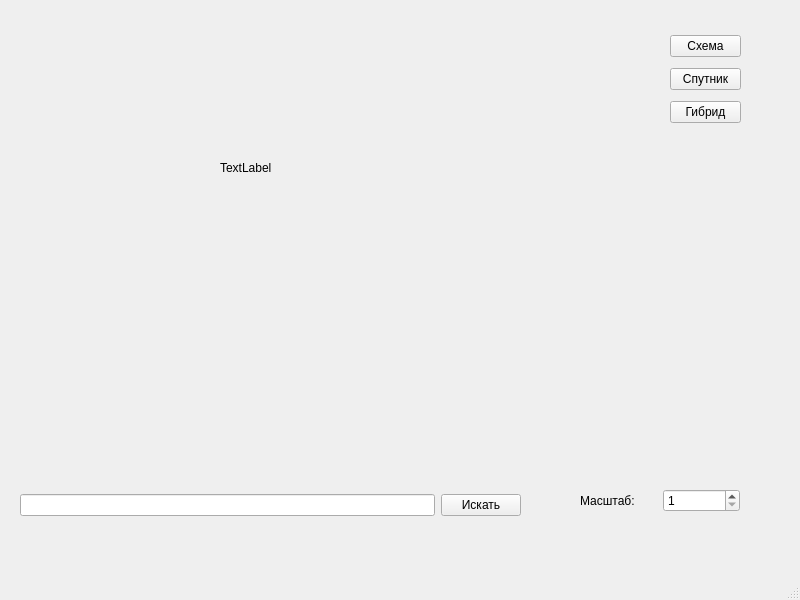
Qt form UI1.ui (n-smola-n/MegaUltraProject) before a commit.
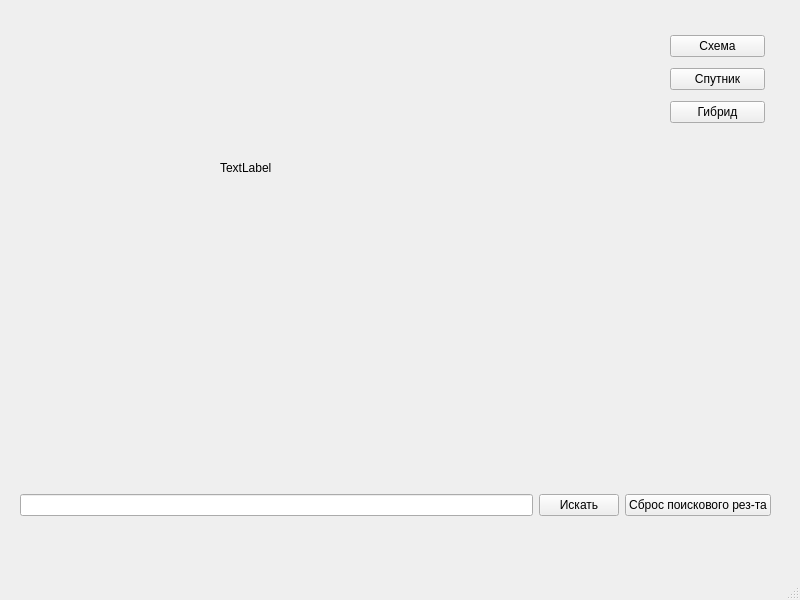
The same form after that commit.

Commit message: Метки

Diff of the .ui file:
```diff
--- a/UI1.ui
+++ b/UI1.ui
@@ -32,7 +32,7 @@
      <rect>
       <x>670</x>
       <y>30</y>
-      <width>71</width>
+      <width>95</width>
       <height>101</height>
      </rect>
     </property>
@@ -65,7 +65,7 @@
      <rect>
       <x>20</x>
       <y>480</y>
-      <width>501</width>
+      <width>751</width>
       <height>51</height>
      </rect>
     </property>
@@ -80,32 +80,10 @@
        </property>
       </widget>
      </item>
-    </layout>
-   </widget>
-   <widget class="QWidget" name="horizontalLayoutWidget_2">
-    <property name="geometry">
-     <rect>
-      <x>580</x>
-      <y>480</y>
-      <width>160</width>
-      <height>41</height>
-     </rect>
-    </property>
-    <layout class="QHBoxLayout" name="horizontalLayout_2">
      <item>
-      <widget class="QLabel" name="label">
+      <widget class="QPushButton" name="shema_2">
        <property name="text">
-        <string>Масштаб:</string>
-       </property>
-      </widget>
-     </item>
-     <item>
-      <widget class="QSpinBox" name="spinBox">
-       <property name="minimum">
-        <number>1</number>
-       </property>
-       <property name="maximum">
-        <number>17</number>
+        <string>Сброс поискового рез-та</string>
        </property>
       </widget>
      </item>
```
Left out of the diff: 4 changed lines with no effect on the pictures. The commit also changes 1 other file.
